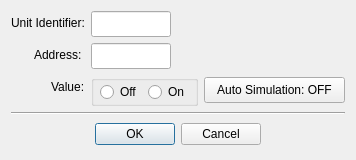
The window that src/dialogs/dialogwritestatusregister.ui (sanny32/OpenModSim) describes before a commit, drawn with Qt 5.
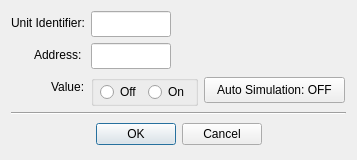
The same window after the commit. Custom widgets are drawn as their Qt base class.

Patch:
```diff
--- a/src/dialogs/dialogwritestatusregister.ui
+++ b/src/dialogs/dialogwritestatusregister.ui
@@ -6,7 +6,7 @@
    <rect>
     <x>0</x>
     <y>0</y>
-    <width>345</width>
+    <width>357</width>
     <height>160</height>
    </rect>
   </property>
```
Left out of the diff: 2 changed lines with no effect on the pictures.
